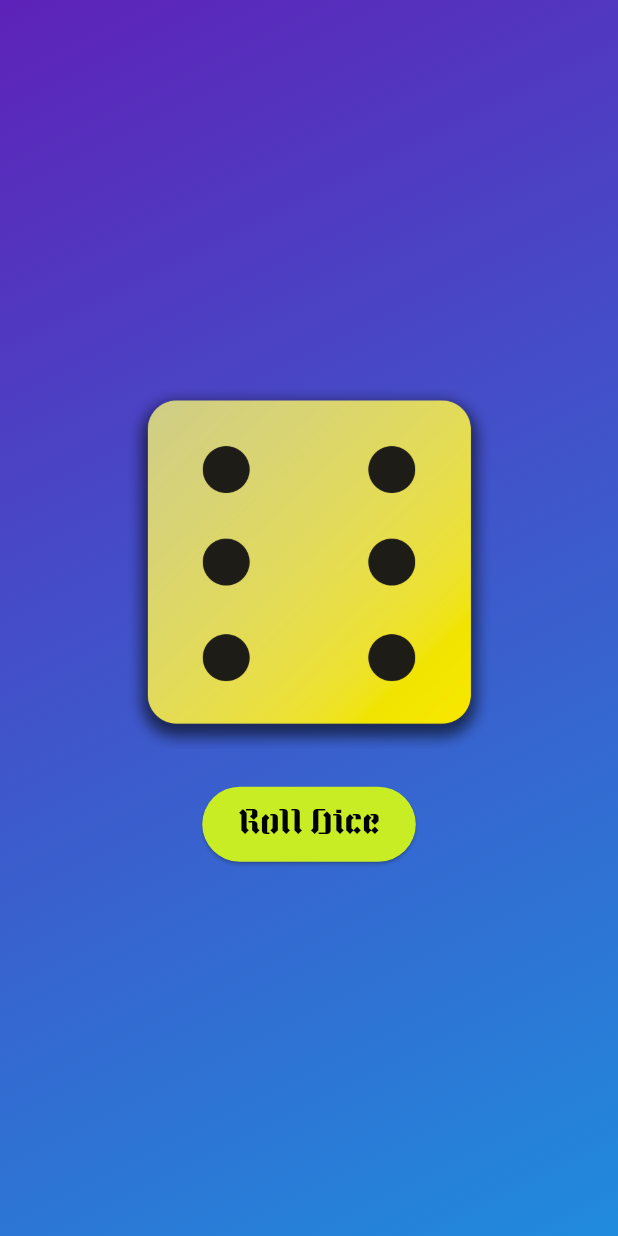
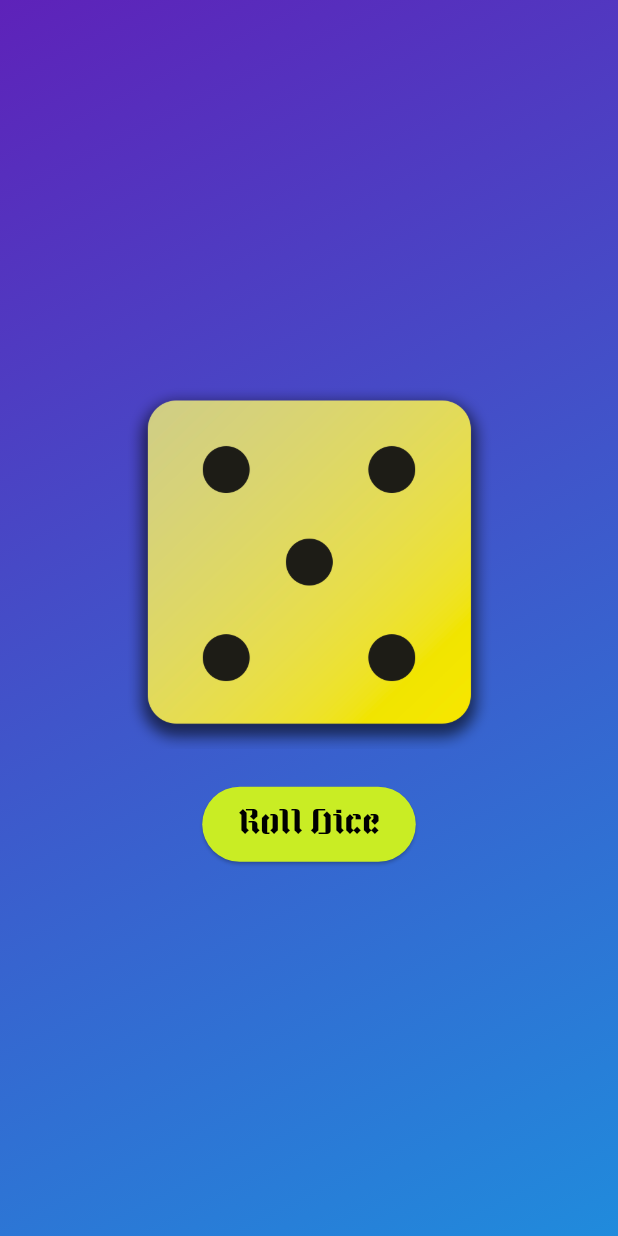
Before and after one commit to Sarthakpurii/CosmicDice, a Flutter app: the screen it shows after launch, on a phone screen of 412 x 824 dp. Run offline on Flutter 3.47's test engine with Material 3 defaults, Android fonts, the phone set to English and light mode, and no system bars.

Commit message:
added DiceRoller

```diff
--- /dev/null
+++ b/lib/dice_roller.dart
@@ -0,0 +1,50 @@
+
+import 'dart:math';
+import 'package:flutter/material.dart';
+
+
+final randomizer=Random();
+class DiceRoller extends StatefulWidget{
+  const DiceRoller({super.key});
+
+  @override
+  State<DiceRoller> createState(){
+    return _DiceRollerState();
+  }
+}
+
+class _DiceRollerState extends State<DiceRoller>{
+
+  var diceNum=randomizer.nextInt(6)+1;
+
+  void rollDice(){
+    setState(() {
+      diceNum=randomizer.nextInt(6)+1;
+    },);
+  }
+
+  @override
+  Widget build(context){
+    return Column(
+          mainAxisSize: MainAxisSize.min,
+          children: [
+            Image.asset('assets/dice-$diceNum.png', width: 250),
+            const SizedBox(height: 25,),
+            ElevatedButton(
+              onPressed: rollDice,
+
+              style: const ButtonStyle(
+                // padding: MaterialStatePropertyAll(EdgeInsets.all(20)),
+                animationDuration: Duration(seconds: 2),
+                minimumSize: MaterialStatePropertyAll(Size(125, 50)),
+                backgroundColor: MaterialStatePropertyAll(Color.fromARGB(255, 201, 237, 36)),
+                foregroundColor: MaterialStatePropertyAll(Colors.black)
+              ),
+              child: const Text(
+                'Roll Dice',
+                style: TextStyle(
+                fontFamily: 'Blatter',
+                fontSize: 22)))
+            ],);
+  }
+}
--- a/lib/gradient_container.dart
+++ b/lib/gradient_container.dart
@@ -1,16 +1,13 @@
 import 'package:flutter/material.dart';
+import 'package:roll_dice/dice_roller.dart';
 // import 'package:roll_dice/styled_text.dart';
 
 
 class GradientContainer extends StatelessWidget {
-  GradientContainer(this.colorList, {super.key});
+  const GradientContainer(this.colorList, {super.key});
 
-  var diceImage='assets/dice-6.png';
   final List<Color> colorList;
 
-  void rollDice(){
-  diceImage='assets/dice-4.png';
-  }
 
   @override
   Widget build(context) {
@@ -21,28 +18,8 @@ class GradientContainer extends StatelessWidget {
             begin: Alignment.topLeft,
             end: Alignment.bottomRight),
       ),
-      child: Center(
-        child: Column(
-          mainAxisSize: MainAxisSize.min,
-          children: [
-            Image.asset(diceImage, width: 250),
-            const SizedBox(height: 25,),
-            ElevatedButton(
-              onPressed: rollDice,
-
-              style: const ButtonStyle(
-                // padding: MaterialStatePropertyAll(EdgeInsets.all(20)),
-                animationDuration: Duration(seconds: 2),
-                minimumSize: MaterialStatePropertyAll(Size(125, 50)),
-                backgroundColor: MaterialStatePropertyAll(Color.fromARGB(255, 201, 237, 36)),
-                foregroundColor: MaterialStatePropertyAll(Colors.black)
-              ),
-              child: const Text(
-                'Roll Dice',
-                style: TextStyle(
-                fontFamily: 'Blatter',
-                fontSize: 22)))
-            ],),
+      child: const Center(
+        child: DiceRoller()
       ),
     );
   }
--- a/lib/main.dart
+++ b/lib/main.dart
@@ -3,10 +3,10 @@ import 'package:roll_dice/gradient_container.dart';
 
 void main() {
   runApp(
-    MaterialApp(
+    const MaterialApp(
       home: Scaffold(
         // backgroundColor: Color.fromARGB(255, 191, 86, 226),
-        body: GradientContainer(const [
+        body: GradientContainer([
                 Color.fromARGB(255, 94, 34, 185),
                 Color.fromARGB(255, 32, 139, 220)]),
       ),
```
